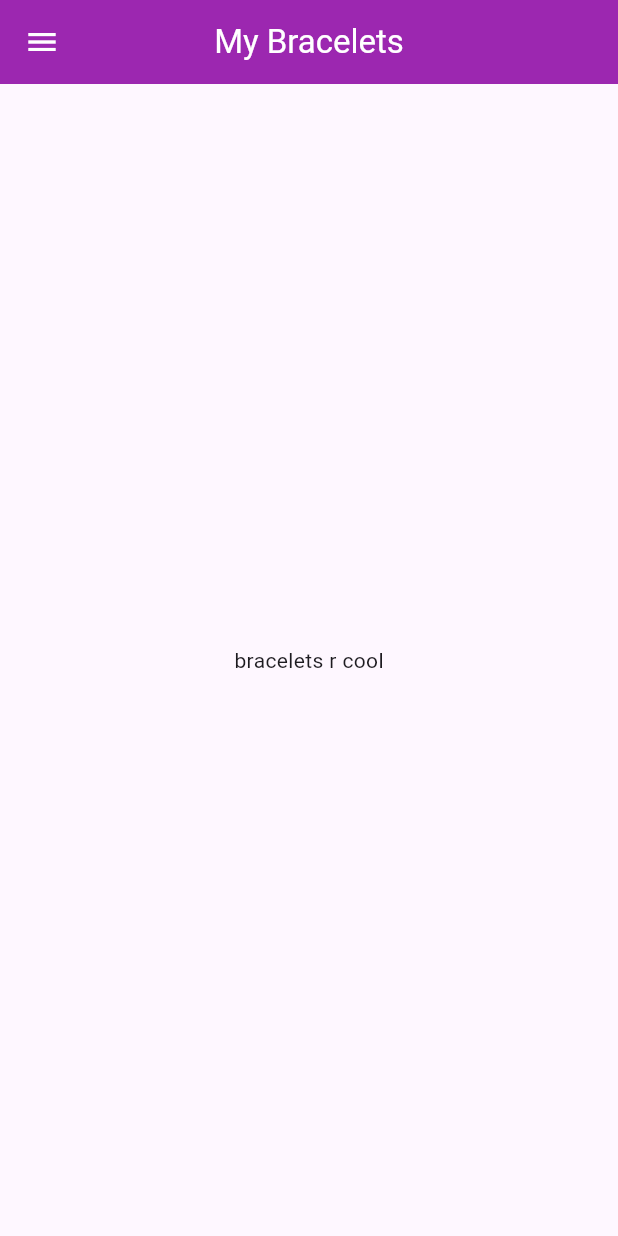
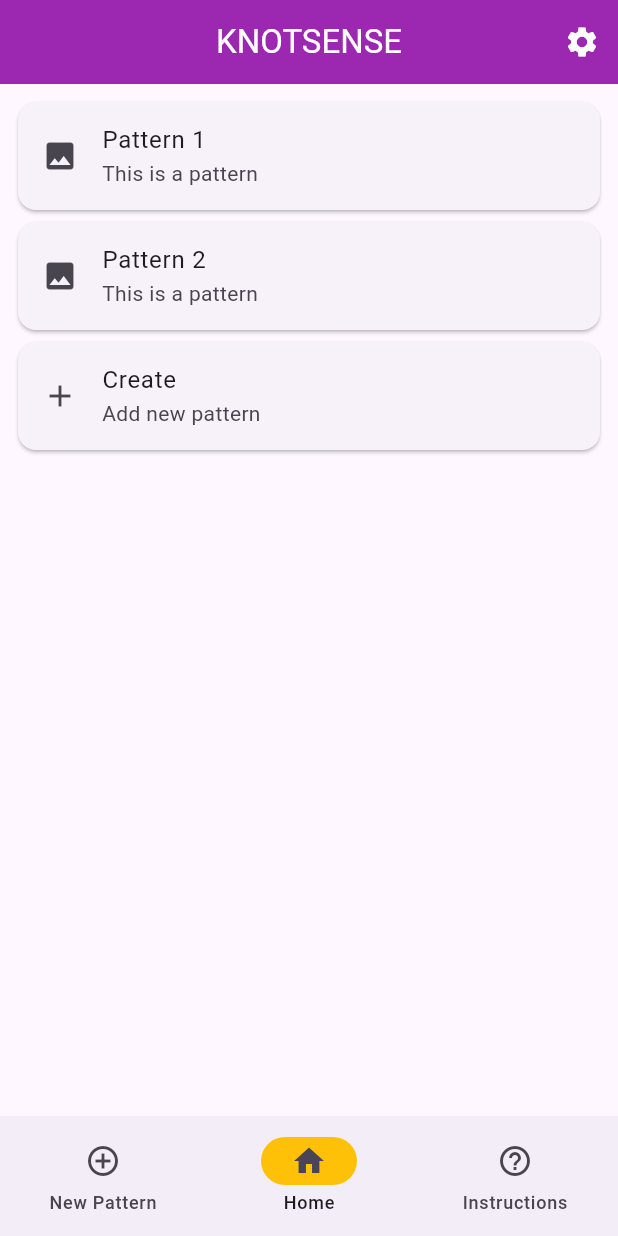
Before and after one commit to rmohl/Knot, a Flutter app: the screen it shows after launch, on a phone screen of 412 x 824 dp. Run offline on Flutter 3.47's test engine with Material 3 defaults, Android fonts, the light colour scheme and no system bars.

Commit message:
Basic nav and layout

```diff
--- /dev/null
+++ b/lib/HomeContentPage.dart
@@ -0,0 +1,56 @@
+import 'package:flutter/material.dart';
+import 'package:knotsense/CreatePatternPage.dart';
+
+class HomeContentPage extends StatelessWidget {
+  const HomeContentPage({super.key});
+
+  @override
+  Widget build(BuildContext context) {
+    return Padding(
+      padding: EdgeInsets.all(8.0),
+      child: Column(
+        children: <Widget>[
+          Card(
+            child: ListTile(
+              leading: Icon(Icons.image),
+              title: Text('Pattern 1'),
+              subtitle: Text('This is a pattern'),
+            ),
+          ),
+          Card(
+            child: ListTile(
+              leading: Icon(Icons.image),
+              title: Text('Pattern 2'),
+              subtitle: Text('This is a pattern'),
+            ),
+          ),
+          GestureDetector(
+            onTap: () {
+              // Navigate to the detail page when the card is tapped
+              Navigator.push(context, MaterialPageRoute<void>(
+                builder: (BuildContext context) {
+                  return Scaffold(
+                    appBar: AppBar(
+                      backgroundColor: Colors.purple,
+                      iconTheme: const IconThemeData(color: Colors.white),
+                      centerTitle: true,
+                      title: const Text('Create Pattern', style: TextStyle(color: Colors.white)),
+                    ),
+                    body: CreatePatternPage(),
+                  );
+                },
+              ));
+            },
+            child: Card(
+              child: ListTile(
+                leading: Icon(Icons.add),
+                title: Text('Create'),
+                subtitle: Text('Add new pattern'),
+              ),
+            ),
+          ),
+        ],
+      ),
+    );
+  }
+}
--- a/lib/HomePage.dart
+++ b/lib/HomePage.dart
@@ -1,41 +1,92 @@
 import 'package:flutter/material.dart';
-import 'Menu.dart';
+import 'package:knotsense/CreatePatternPage.dart';
+import 'package:knotsense/HomeContentPage.dart';
+import 'package:knotsense/InstructionsPage.dart';
 
 class HomePage extends StatefulWidget {
   const HomePage({super.key});
 
-  final String title = "My Bracelets";
+  final String title = "KNOTSENSE";
 
   @override
   State<HomePage> createState() => _HomePageState();
 }
 
 class _HomePageState extends State<HomePage> {
+  int currentPageIndex = 1;
 
   @override
   Widget build(BuildContext context) {
-
+    final ThemeData theme = Theme.of(context);
     return Scaffold(
       appBar: AppBar(
-        // TRY THIS: Try changing the color here to a specific color (to
-        // Colors.amber, perhaps?) and trigger a hot reload to see the AppBar
-        // change color while the other colors stay the same.
         backgroundColor: Colors.purple,
         iconTheme: IconThemeData(color: Colors.white),
         centerTitle: true,
         title: Text(widget.title, style: TextStyle(color: Colors.white)),
+        actions: <Widget>[
+          IconButton(
+            icon: const Icon(Icons.settings),
+            tooltip: 'Go to the settings page',
+            onPressed: () {
+              Navigator.push(context, MaterialPageRoute<void>(
+                builder: (BuildContext context) {
+                  return Scaffold(
+                    appBar: AppBar(
+                      backgroundColor: Colors.purple,
+                      iconTheme: const IconThemeData(color: Colors.white),
+                      centerTitle: true,
+                      title: const Text('Settings page', style: TextStyle(color: Colors.white)),
+                    ),
+                    body: const Center(
+                      child: Text(
+                        'This is the settings page',
+                        style: TextStyle(fontSize: 24),
+                      ),
+                    ),
+                  );
+                },
+              ));
+            },
+          ),
+        ],
       ),
-      drawer: getMenu(context),
-      body: Center(
-        child: Column(
-          mainAxisAlignment: MainAxisAlignment.center,
-          children: <Widget>[
-            const Text(
-              'bracelets r cool',
-            ),
-          ],
-        ),
+      bottomNavigationBar: NavigationBar(
+        onDestinationSelected: (int index) {
+          setState(() {
+            currentPageIndex = index;
+          });
+        },
+        indicatorColor: Colors.amber,
+        selectedIndex: currentPageIndex,
+        destinations: const <Widget>[
+          NavigationDestination(
+            selectedIcon: Icon(Icons.add_circle),
+            icon: Icon(Icons.add_circle_outline),
+            label: 'New Pattern',
+          ),
+          NavigationDestination(
+            selectedIcon: Icon(Icons.home),
+            icon: Icon(Icons.home_outlined),
+            label: 'Home',
+          ),
+          NavigationDestination(
+            selectedIcon: Icon(Icons.help),
+            icon: Icon(Icons.help_outline),
+            label: 'Instructions',
+          ),
+        ],
       ),
+      body: <Widget>[
+        /// New Pattern page
+        CreatePatternPage(),
+
+        /// Home page
+        HomeContentPage(),
+
+        /// Instructions page
+        InstructionsPage(theme: theme),
+      ][currentPageIndex],
     );
   }
 }
--- a/lib/Menu.dart
+++ /dev/null
@@ -1,28 +0,0 @@
-import 'package:flutter/material.dart';
-import 'HomePage.dart';
-
-getMenu(context) {
-  return Drawer(
-    child: ListView(
-      padding: EdgeInsets.zero,
-      children: [
-        const DrawerHeader(
-          decoration: BoxDecoration(
-            color: Colors.purple,
-          ),
-          child: Text('Menu', style: TextStyle(color: Colors.white, fontSize: 30),),
-        ),
-        ListTile(
-          title: const Text('My Bracelets'),
-          leading: IconButton(
-            icon: Icon(Icons.list, color: Colors.black),
-            onPressed: null,
-          ),
-          onTap: () {
-            Navigator.push(context, MaterialPageRoute(builder: (context) => HomePage()));
-          },
-        ),
-      ],
-    ),
-  );
-}
--- a/pubspec.yaml
+++ b/pubspec.yaml
@@ -19,7 +19,7 @@ publish_to: 'none' # Remove this line if you wish to publish to pub.dev
 version: 1.0.0+1
 
 environment:
-  sdk: '>=3.2.5 <4.0.0'
+  sdk: '>=3.2.4 <4.0.0'
 
 # Dependencies specify other packages that your package needs in order to work.
 # To automatically upgrade your package dependencies to the latest versions
@@ -45,7 +45,7 @@ dev_dependencies:
   # activated in the `analysis_options.yaml` file located at the root of your
   # package. See that file for information about deactivating specific lint
   # rules and activating additional ones.
-  flutter_lints: ^2.0.0
+  flutter_lints: ^3.0.1
 
 # For information on the generic Dart part of this file, see the
 # following page: https://dart.dev/tools/pub/pubspec
```
Also changed, not shown: lib/BottomNavBar.dart (deleted, +0 -34 lines), lib/CreatePatternPage.dart (added, +34 -0 lines), lib/InstructionsPage.dart (added, +23 -0 lines), pubspec.lock, 1 other file.
